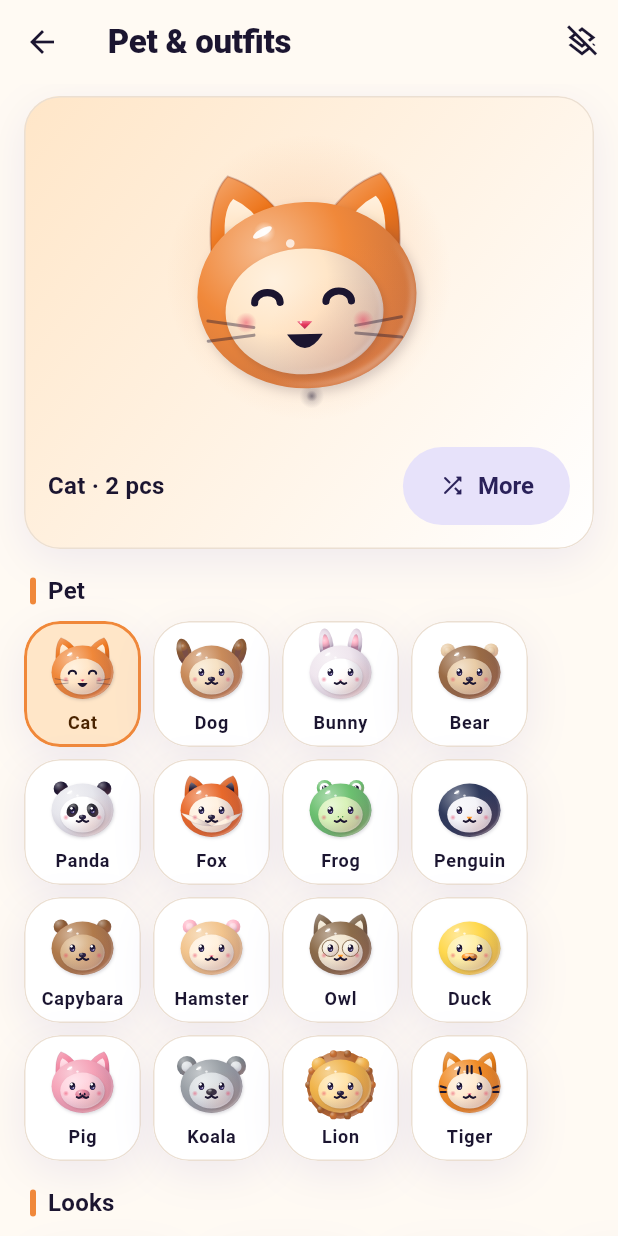
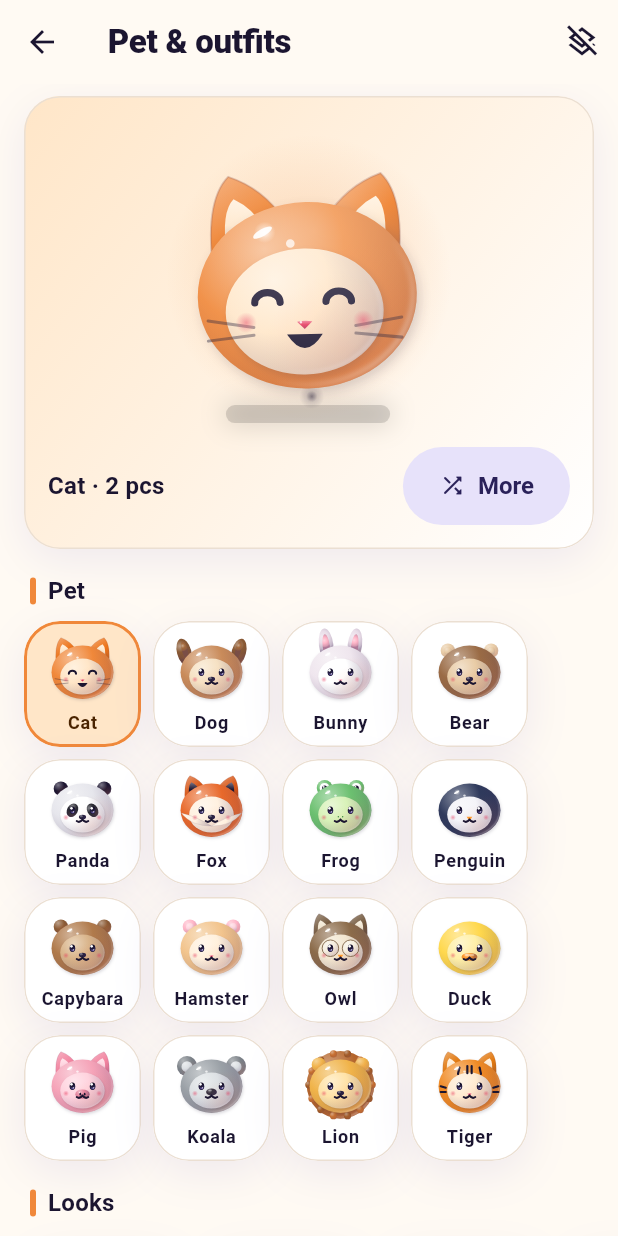
Before and after one commit to udemyuic-stack/Bubby, a Flutter app: the OutfitsScreen screen opened directly, after a tap on "More", on a phone screen of 412 x 824 dp. Run offline on Flutter 3.47's test engine with Material 3 defaults, Android fonts, the phone set to English and light mode, and no system bars.

Commit message:
Give the outfit preview depth: drag to turn it in 3D
- new Tilt3D widget: perspective turn by dragging, spring back, gentle idle sway, a swing when the pet or outfit changes, a sliding highlight and a moving contact shadow; still when reduced motion is on
- the preview dims slightly while the new picture is drawn; glow isolated in its own repaint layer
- widget tests for Tilt3D

Co-Authored-By: Claude Sonnet 5.5 <noreply@anthropic.com>
Claude-Session: https://claude.ai/code/session_01FQo3oWe9kbQaaGM4Bk9Zqv

```diff
--- a/app/lib/screens/outfits_screen.dart
+++ b/app/lib/screens/outfits_screen.dart
@@ -210,6 +210,7 @@ class _OutfitsScreenState extends State<OutfitsScreen>
       return;
     }
     _refreshing = true;
+    if (mounted) setState(() {});
     try {
       do {
         _refreshAgain = false;
@@ -220,6 +221,7 @@ class _OutfitsScreenState extends State<OutfitsScreen>
       // preview is optional
     } finally {
       _refreshing = false;
+      if (mounted) setState(() {});
     }
   }
 
@@ -305,7 +307,8 @@ class _OutfitsScreenState extends State<OutfitsScreen>
             child: Stack(
               alignment: Alignment.center,
               children: [
-                AnimatedBuilder(
+                RepaintBoundary(
+                  child: AnimatedBuilder(
                     animation: _tick,
                     builder: (context, _) {
                       final k = 0.5 + 0.5 * math.sin(_tick.value * math.pi * 2 * 4);
@@ -324,15 +327,24 @@ class _OutfitsScreenState extends State<OutfitsScreen>
                       );
                     },
                   ),
-                Bounce(
+                ),
+                Tilt3D(
+                  wobble: _rev,
+                  child: Bounce(
                     trigger: _rev,
                     amount: 0.1,
                     child: SizedBox(
                       width: 170,
                       height: 170,
+                      // the picture dims a little while the new one is being drawn
+                      child: AnimatedOpacity(
+                        opacity: _refreshing ? 0.6 : 1,
+                        duration: const Duration(milliseconds: 150),
                         child: preview == null || preview.isEmpty
                             ? Mascot(mood: MascotMood.happy, size: 150, species: _species)
                             : Image.memory(preview, gaplessPlayback: true),
+                      ),
+                    ),
                   ),
                 ),
               ],
--- /dev/null
+++ b/app/lib/widgets/tilt_3d.dart
@@ -0,0 +1,142 @@
+import 'dart:math' as math;
+
+import 'package:flutter/material.dart';
+import 'package:flutter/physics.dart';
+
+import '../theme.dart';
+
+/// Gives a flat picture depth: drag to turn it in perspective, it springs back, sways gently on its own and
+/// swings when [wobble] changes. A soft highlight slides over it and a shadow moves under it.
+/// With "reduce motion" on it stays still but can still be dragged.
+class Tilt3D extends StatefulWidget {
+  const Tilt3D({super.key, required this.child, this.wobble = 0, this.shadowWidth = 110});
+
+  final Widget child;
+
+  /// Change this number to make the picture swing once (for example after choosing an outfit).
+  final int wobble;
+  final double shadowWidth;
+
+  @override
+  State<Tilt3D> createState() => _Tilt3DState();
+}
+
+class _Tilt3DState extends State<Tilt3D> with TickerProviderStateMixin {
+  static const _spring = SpringDescription(mass: 1, stiffness: 110, damping: 8);
+  static const _maxY = 0.75;
+  static const _maxX = 0.5;
+  static const _perPixel = 0.011;
+
+  late final AnimationController _x = AnimationController.unbounded(vsync: this);
+  late final AnimationController _y = AnimationController.unbounded(vsync: this);
+  late final AnimationController _idle = AnimationController(vsync: this, duration: const Duration(seconds: 7));
+  bool _dragging = false;
+
+  @override
+  void didChangeDependencies() {
+    super.didChangeDependencies();
+    if (context.noMotion) {
+      _idle.stop();
+    } else if (!_idle.isAnimating) {
+      _idle.repeat();
+    }
+  }
+
+  @override
+  void didUpdateWidget(Tilt3D old) {
+    super.didUpdateWidget(old);
+    if (old.wobble != widget.wobble && !context.noMotion && !_dragging) {
+      _y.animateWith(SpringSimulation(_spring, _y.value, 0, 7));
+    }
+  }
+
+  @override
+  void dispose() {
+    _x.dispose();
+    _y.dispose();
+    _idle.dispose();
+    super.dispose();
+  }
+
+  void _start(DragStartDetails d) {
+    _dragging = true;
+    _x.stop();
+    _y.stop();
+  }
+
+  void _update(DragUpdateDetails d) {
+    _y.value = (_y.value + d.delta.dx * _perPixel).clamp(-_maxY, _maxY);
+    _x.value = (_x.value - d.delta.dy * _perPixel).clamp(-_maxX, _maxX);
+  }
+
+  void _end(DragEndDetails d) {
+    _dragging = false;
+    final v = d.velocity.pixelsPerSecond;
+    if (context.noMotion) {
+      _x.value = 0;
+      _y.value = 0;
+      return;
+    }
+    _y.animateWith(SpringSimulation(_spring, _y.value, 0, (v.dx * _perPixel).clamp(-9.0, 9.0)));
+    _x.animateWith(SpringSimulation(_spring, _x.value, 0, (-v.dy * _perPixel).clamp(-9.0, 9.0)));
+  }
+
+  @override
+  Widget build(BuildContext context) {
+    return GestureDetector(
+      behavior: HitTestBehavior.opaque,
+      onPanStart: _start,
+      onPanUpdate: _update,
+      onPanEnd: _end,
+      onPanCancel: () => _end(DragEndDetails()),
+      child: RepaintBoundary(
+        child: AnimatedBuilder(
+          animation: Listenable.merge([_x, _y, _idle]),
+          builder: (context, _) {
+            final sway = _dragging ? 0.0 : math.sin(_idle.value * math.pi * 2);
+            final ry = (_y.value + 0.16 * sway).clamp(-_maxY, _maxY);
+            final rx = (_x.value + 0.05 * math.sin(_idle.value * math.pi * 4)).clamp(-_maxX, _maxX);
+            final m = Matrix4.identity()
+              ..setEntry(3, 2, 0.0016)
+              ..rotateX(rx)
+              ..rotateY(ry);
+            return Stack(
+              alignment: Alignment.center,
+              children: [
+                // contact shadow: slides against the turn and narrows when the picture leans away
+                Align(
+                  alignment: const Alignment(0, 0.92),
+                  child: Transform.translate(
+                    offset: Offset(-ry * 26, 0),
+                    child: Container(
+                      width: widget.shadowWidth * (1 - 0.18 * ry.abs()),
+                      height: 12,
+                      decoration: BoxDecoration(
+                        borderRadius: BorderRadius.circular(12),
+                        color: Colors.black.withAlpha(34),
+                        boxShadow: [BoxShadow(color: Colors.black.withAlpha(34), blurRadius: 14, spreadRadius: 2)],
+                      ),
+                    ),
+                  ),
+                ),
+                Transform(
+                  alignment: Alignment.center,
+                  transform: m,
+                  child: ShaderMask(
+                    blendMode: BlendMode.srcATop,
+                    shaderCallback: (r) => RadialGradient(
+                      center: Alignment((ry * 1.6).clamp(-1.0, 1.0), (-0.4 - rx * 1.6).clamp(-1.0, 1.0)),
+                      radius: 0.75,
+                      colors: [Colors.white.withAlpha(70), Colors.white.withAlpha(0)],
+                    ).createShader(r),
+                    child: widget.child,
+                  ),
+                ),
+              ],
+            );
+          },
+        ),
+      ),
+    );
+  }
+}
--- a/app/lib/widgets/widgets.dart
+++ b/app/lib/widgets/widgets.dart
@@ -13,3 +13,4 @@ export 'press_scale.dart';
 export 'sparkle_field.dart';
 export 'status_pill.dart';
 export 'tap_ripple.dart';
+export 'tilt_3d.dart';
```
Also changed, not shown: 1 other file. Lines whose indentation alone changed are shown as unchanged.
